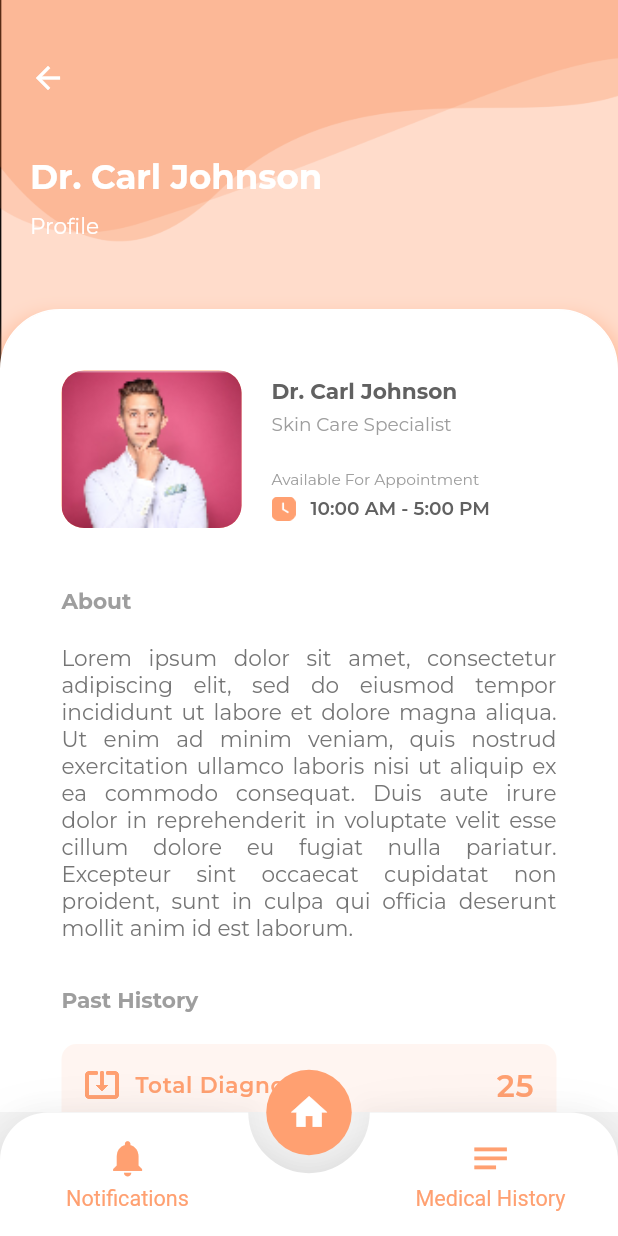
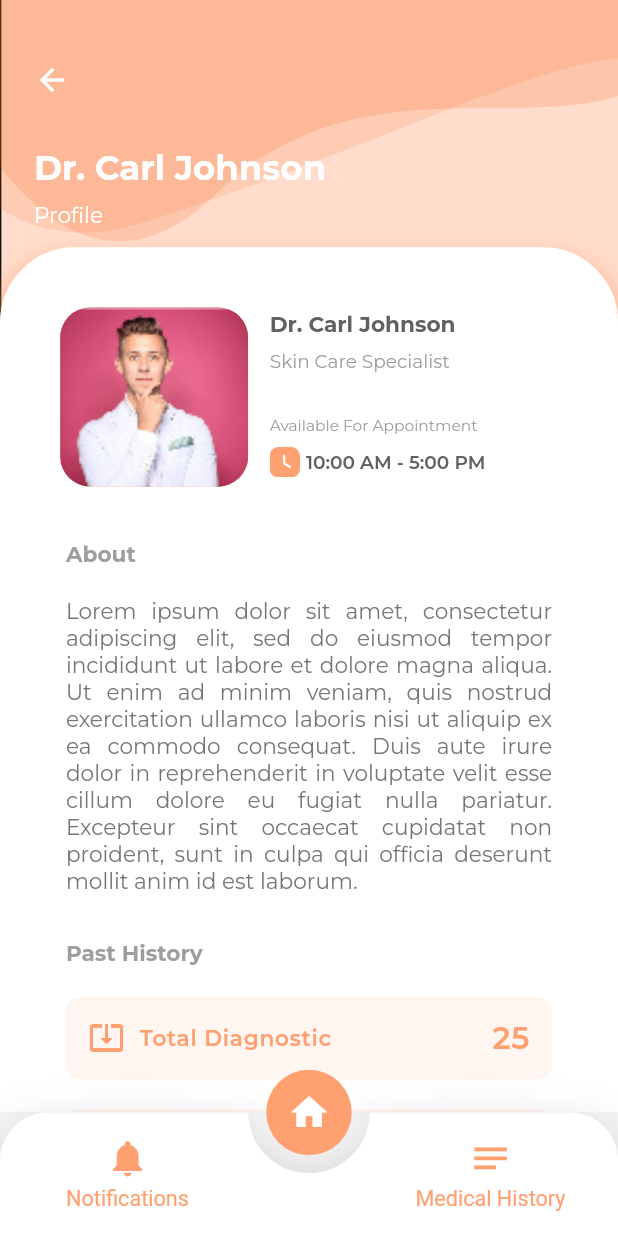
Before and after one commit to SankaM/Kahiya-Mobile, a Flutter app: the DoctorProfilePage screen opened by its route, after a tap on the "home" icon, after a tap on "Dr. Carl Johnson", on a phone screen of 412 x 824 dp. Run offline on Flutter 3.47's test engine with Material 2 defaults, Android fonts, the phone set to English and light mode, and no system bars; drawn by our look-alikes of animated_bottom_navigation_bar, auto_size_text, getwidget; our stand-ins replace dotted_line, flutter_phoenix, get, google_fonts.

Commit message:
[eDoctor] Doctor's Profile Page - Fixing UI

```diff
--- a/ePatient/10__code/monda_epatient/lib/_4__presentation/common/builder__custom_app_bar.dart
+++ b/ePatient/10__code/monda_epatient/lib/_4__presentation/common/builder__custom_app_bar.dart
@@ -1,17 +1,18 @@
 import 'package:flutter/cupertino.dart';
 import 'package:flutter/material.dart';
 import 'package:get/get.dart';
+import 'package:monda_epatient/_0__infra/screen_util.dart';
 
 class CustomAppBarBuilder {
   static const backButtonDefault = Icon(Icons.arrow_back, color: Colors.white,);
 
   static PreferredSize build({required BuildContext context, Size? preferredSize, Icon backButtonIcon = backButtonDefault, required Text firstLineLabel, Text? secondLineLabel,}) {
-    if(preferredSize == null) preferredSize = Size.fromHeight(Get.size.height * 0.25);
+    if(preferredSize == null) preferredSize = Size.fromHeight(ScreenUtil.heightInPercent(20));
 
     return PreferredSize(
       preferredSize: preferredSize,
-      child: Padding(
-        padding: EdgeInsets.only(left: 20, top: 40),
+      child: Container(
+        padding: EdgeInsets.fromLTRB(ScreenUtil.widthInPercent(5.5), ScreenUtil.heightInPercent(5), ScreenUtil.widthInPercent(5.5), 0),
         child: Column(
           crossAxisAlignment: CrossAxisAlignment.start,
           children: [
@@ -21,9 +22,9 @@ class CustomAppBarBuilder {
               },
               child: backButtonIcon,
             ),
-            SizedBox(height: 40,),
+            SizedBox(height: ScreenUtil.heightInPercent(4),),
             firstLineLabel,
-            if(secondLineLabel != null) SizedBox(height: 10,),
+            if(secondLineLabel != null) SizedBox(height: ScreenUtil.heightInPercent(1),),
             if(secondLineLabel != null) secondLineLabel
           ],
         ),
--- a/ePatient/10__code/monda_epatient/lib/_4__presentation/page/_4__doctor/page__doctor_profile.dart
+++ b/ePatient/10__code/monda_epatient/lib/_4__presentation/page/_4__doctor/page__doctor_profile.dart
@@ -4,6 +4,7 @@ import 'package:getwidget/components/avatar/gf_avatar.dart';
 import 'package:getwidget/getwidget.dart';
 import 'package:monda_epatient/_0__infra/asset.dart';
 import 'package:monda_epatient/_0__infra/route.dart';
+import 'package:monda_epatient/_0__infra/screen_util.dart';
 import 'package:monda_epatient/_0__infra/style.dart';
 import 'package:monda_epatient/_0__infra/text_string.dart';
 import 'package:monda_epatient/_4__presentation/common/abstract_page_with_background_and_content.dart';
@@ -52,12 +53,12 @@ class DoctorProfilePage extends AbstractPageWithBackgroundAndContent {
   Widget _contentBody(BuildContext context) {
     return Container(
       width: double.infinity,
-      padding: EdgeInsets.only(left: 30, top: 30, right: 30),
+      padding: EdgeInsets.only(left: ScreenUtil.widthInPercent(8), top: ScreenUtil.heightInPercent(4), right: ScreenUtil.widthInPercent(8)),
       decoration: BoxDecoration(
         border: Border.all(
           color: Colors.white,
         ),
-        borderRadius: BorderRadius.all(Radius.circular(40)),
+        borderRadius: BorderRadius.all(Radius.circular(50)),
         color: Colors.white,
         boxShadow: [
           BoxShadow(
@@ -84,7 +85,7 @@ class DoctorProfilePage extends AbstractPageWithBackgroundAndContent {
 
   Widget _firstRowProfile(BuildContext context) {
     return Container(
-      height: 125,
+      height: ScreenUtil.heightInPercent(16),
       child: Row(
         mainAxisSize: MainAxisSize.max,
         crossAxisAlignment: CrossAxisAlignment.start,
@@ -92,33 +93,32 @@ class DoctorProfilePage extends AbstractPageWithBackgroundAndContent {
           Expanded(
             flex: 2,
             child: Container(
-              margin: EdgeInsets.all(10),
+              margin: EdgeInsets.all(ScreenUtil.widthInPercent(1.5)),
               height: double.infinity,
               child: GFAvatar(
                 backgroundImage: AssetImage(DoctorProfileController.instance.assetImage),
                 shape: GFAvatarShape.square,
-                borderRadius: BorderRadius.all(Radius.circular(15)),
+                borderRadius: BorderRadius.all(Radius.circular(20)),
               ),
             ),
           ),
           Expanded(
             flex: 3,
             child: Container(
-              margin: EdgeInsets.only(left: 10, top: 15, right: 10, bottom: 15),
+              margin: EdgeInsets.fromLTRB(ScreenUtil.widthInPercent(2), ScreenUtil.heightInPercent(1), ScreenUtil.widthInPercent(2), ScreenUtil.heightInPercent(1.5)),
               child: Column(
                 crossAxisAlignment: CrossAxisAlignment.start,
                 children: [
                   Text(DoctorProfileController.instance.firstLineText, style: Style.defaultTextStyle(color: Colors.grey[700]!, fontWeight: FontWeight.w700),),
-                  SizedBox(height: 5,),
+                  SizedBox(height: ScreenUtil.heightInPercent(1),),
                   Text(DoctorProfileController.instance.secondLineText, style: Style.defaultTextStyle(fontSize: Style.fontSize_S, color: Colors.grey[500]!),),
-
                   Spacer(),
                   Text(TextString.label__available_for_appointment, style: Style.defaultTextStyle(fontSize: Style.fontSize_XS, color: Colors.grey[500]!),),
-                  SizedBox(height: 5,),
+                  SizedBox(height: ScreenUtil.heightInPercent(1),),
                   Row(
                     children: [
-                      Image.asset(DoctorProfileController.instance.assetIcon, width: 16, height: 16,),
-                      SizedBox(width: 10,),
+                      Image.asset(DoctorProfileController.instance.assetIcon, width: Style.iconSize_Default, height: Style.iconSize_Default,),
+                      SizedBox(width: ScreenUtil.widthInPercent(1),),
                       Text(DoctorProfileController.instance.thirdLineText, style: Style.defaultTextStyle(fontSize: Style.fontSize_S, color: Colors.grey[700]!, fontWeight: FontWeight.w600),),
                     ],
                   )
```
